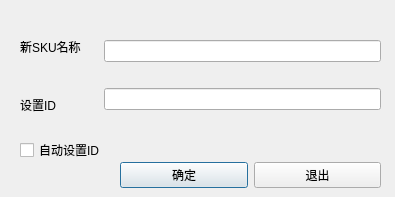
First picture: the form in add_sku_dialog.ui, repository sheldon0227/WHS, before the edit.
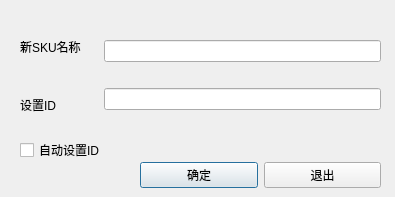
Second picture: the form after the edit.

```diff
--- a/add_sku_dialog.ui
+++ b/add_sku_dialog.ui
@@ -69,9 +69,9 @@
   <widget class="QWidget" name="horizontalLayoutWidget_2">
    <property name="geometry">
     <rect>
-     <x>120</x>
+     <x>140</x>
      <y>160</y>
-     <width>261</width>
+     <width>241</width>
      <height>31</height>
     </rect>
    </property>
```
